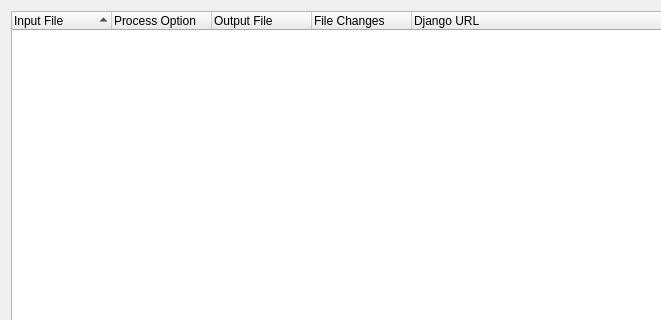
FruitfulApproach/BS2Daisy, file ui/export_mapper_widget.ui: the form before one commit; both pictures show x 0 to 661 and y 0 to 320 of the 797 by 409 pixel window.
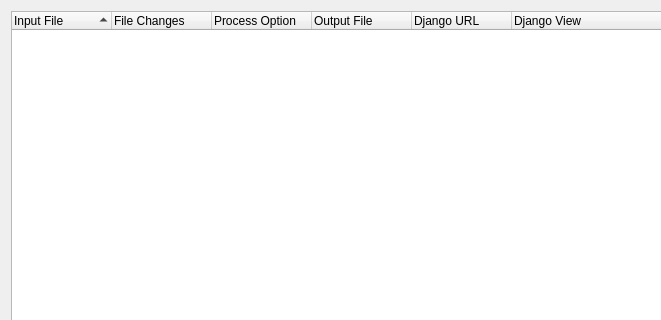
The form after the commit.

Commit message: Figured out how to add in boilerplate view and url.

```diff
--- a/ui/export_mapper_widget.ui
+++ b/ui/export_mapper_widget.ui
@@ -58,6 +58,11 @@
        <string>Relative to your BSS export's root folder.</string>
       </property>
      </column>
+     <column>
+      <property name="text">
+       <string>File Changes</string>
+      </property>
+     </column>
      <column>
       <property name="text">
        <string>Process Option</string>
@@ -71,11 +76,6 @@
        <string>Relative to your Django project's root.</string>
       </property>
      </column>
-     <column>
-      <property name="text">
-       <string>File Changes</string>
-      </property>
-     </column>
      <column>
       <property name="text">
        <string>Django URL</string>
@@ -84,6 +84,14 @@
        <string>The URL to access this resource in a Django template.</string>
       </property>
      </column>
+     <column>
+      <property name="text">
+       <string>Django View</string>
+      </property>
+      <property name="toolTip">
+       <string>Name of the Django view function that loads this resource.</string>
+      </property>
+     </column>
     </widget>
    </item>
    <item row="2" column="4">
```
The commit also changes 7 other files.
